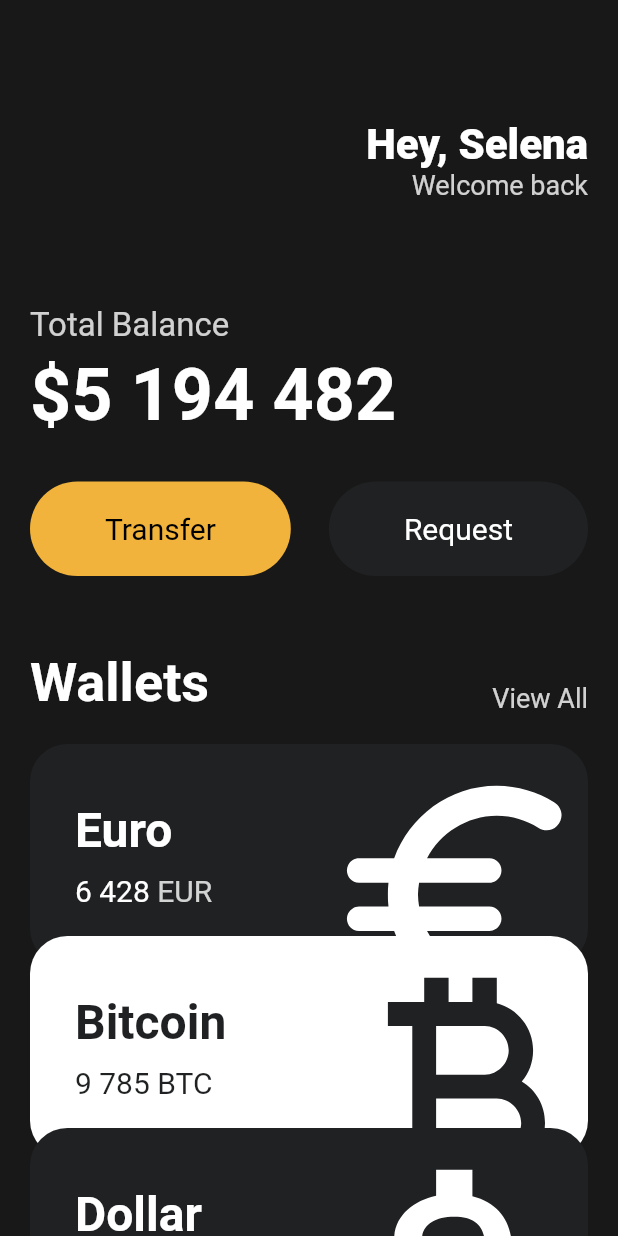
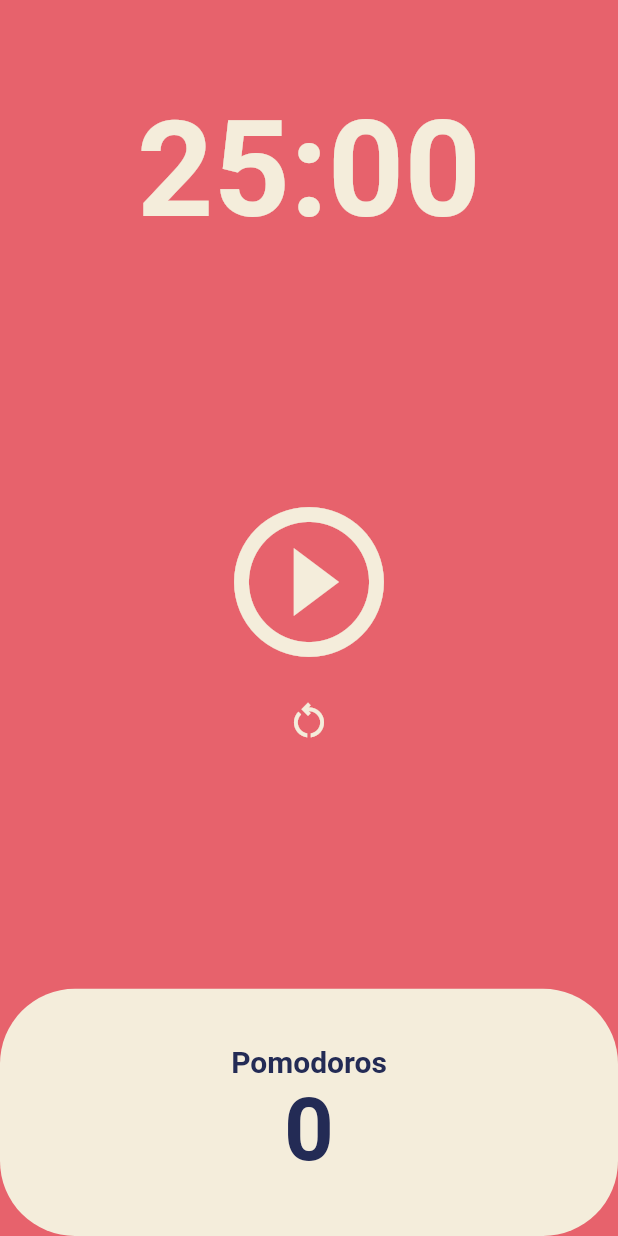
Before and after one commit to Muzi1998s/Flutter-Study, a Flutter app: the screen it shows after launch, on a phone screen of 412 x 824 dp. Run offline on Flutter 3.47's test engine with Material 2 defaults, Android fonts, the phone set to English and light mode, and no system bars.

Commit message:
Pomodoro App

```diff
--- a/toonflix/lib/main.dart
+++ b/toonflix/lib/main.dart
@@ -1,6 +1,5 @@
 import 'package:flutter/material.dart';
-import 'package:toonflix/widgets/button.dart';
-import 'package:toonflix/widgets/currency_card.dart';
+import 'package:toonflix/screens/home_screen.dart';
 
 void main() {
   runApp(const MyApp());
@@ -12,137 +11,18 @@ class MyApp extends StatelessWidget {
   @override
   Widget build(BuildContext context) {
     return MaterialApp(
-      home: Scaffold(
-        backgroundColor: const Color(0xFF181818),
-        body: SingleChildScrollView(
-          child: Padding(
-            padding: const EdgeInsets.symmetric(horizontal: 20),
-            child: Column(
-              crossAxisAlignment: CrossAxisAlignment.start,
-              children: [
-                const SizedBox(
-                  height: 80,
-                ),
-                Row(
-                  mainAxisAlignment: MainAxisAlignment.end,
-                  children: [
-                    Column(
-                      crossAxisAlignment: CrossAxisAlignment.end,
-                      children: [
-                        const Text(
-                          'Hey, Selena',
-                          style: TextStyle(
-                            color: Colors.white,
-                            fontSize: 28,
-                            fontWeight: FontWeight.w800,
-                          ),
-                        ),
-                        Text(
-                          'Welcome back',
-                          style: TextStyle(
-                            color: Colors.white.withOpacity(0.8),
-                            fontSize: 18,
-                          ),
-                        ),
-                      ],
-                    )
-                  ],
-                ),
-                const SizedBox(
-                  height: 70,
-                ),
-                Text(
-                  'Total Balance',
-                  style: TextStyle(
-                    fontSize: 22,
-                    color: Colors.white.withOpacity(0.8),
-                  ),
-                ),
-                const SizedBox(
-                  height: 5,
-                ),
-                const Text(
-                  '\$5 194 482',
-                  style: TextStyle(
-                    fontSize: 48,
-                    fontWeight: FontWeight.w600,
-                    color: Colors.white,
-                  ),
-                ),
-                const SizedBox(
-                  height: 30,
-                ),
-                const Row(
-                  mainAxisAlignment: MainAxisAlignment.spaceBetween,
-                  children: [
-                    Button(
-                      text: 'Transfer',
-                      bgColor: Color(0xFFF1B33B),
-                      textcolor: Colors.black,
-                    ),
-                    Button(
-                      text: 'Request',
-                      bgColor: Color(0xFF1F2123),
-                      textcolor: Colors.white,
-                    ),
-                  ],
-                ),
-                const SizedBox(
-                  height: 50,
-                ),
-                Row(
-                  crossAxisAlignment: CrossAxisAlignment.end,
-                  mainAxisAlignment: MainAxisAlignment.spaceBetween,
-                  children: [
-                    const Text(
-                      'Wallets',
-                      style: TextStyle(
-                        color: Colors.white,
-                        fontSize: 36,
-                        fontWeight: FontWeight.w600,
-                      ),
-                    ),
-                    Text(
-                      'View All',
-                      style: TextStyle(
-                        color: Colors.white.withOpacity(0.8),
-                        fontSize: 18,
-                      ),
-                    ),
-                  ],
-                ),
-                const SizedBox(
-                  height: 20,
-                ),
-                const CurrencyCard(
-                  name: 'Euro',
-                  code: 'EUR',
-                  amount: '6 428',
-                  icon: Icons.euro_rounded,
-                  isInverted: false,
-                  order: 1,
-                ),
-                const CurrencyCard(
-                  name: 'Bitcoin',
-                  code: 'BTC',
-                  amount: '9 785',
-                  icon: Icons.currency_bitcoin,
-                  isInverted: true,
-                  order: 2,
-                ),
-                const CurrencyCard(
-                  name: 'Dollar',
-                  code: 'USD',
-                  amount: '428',
-                  icon: Icons.attach_money_outlined,
-                  isInverted: false,
-                  order: 3,
-                ),
-              ],
-            ),
+      theme: ThemeData(
+        colorScheme: ColorScheme.fromSwatch(
+          backgroundColor: const Color(0xFFE7626C),
+        ),
+        textTheme: const TextTheme(
+          displayLarge: TextStyle(
+            color: Color(0xFF232B55),
           ),
         ),
+        cardColor: const Color(0xFFF4EDDB),
       ),
+      home: const HomeScreen(),
     );
   }
 }
--- /dev/null
+++ b/toonflix/lib/screens/home_screen.dart
@@ -0,0 +1,155 @@
+import 'dart:async';
+
+import 'package:flutter/material.dart';
+
+class HomeScreen extends StatefulWidget {
+  const HomeScreen({super.key});
+
+  @override
+  State<HomeScreen> createState() => _HomeScreenState();
+}
+
+class _HomeScreenState extends State<HomeScreen> {
+  static const twentyFiveMinutes = 1500;
+  int totalSeconds = twentyFiveMinutes;
+  late Timer timer;
+  bool isRunning = false;
+  int totalPomodoros = 0;
+
+  void onTick(Timer timer) {
+    if (totalSeconds == 0) {
+      //시간초 다 지나면 초기화
+      setState(() {
+        totalPomodoros = totalPomodoros + 1;
+        isRunning = false;
+        totalSeconds = twentyFiveMinutes;
+      });
+      timer.cancel();
+    } else {
+      setState(() {
+        totalSeconds = totalSeconds - 1; //1초마다 시간감
+      });
+    }
+  }
+
+  void restart() {
+    timer.cancel();
+    setState(() {
+      isRunning = false;
+      totalSeconds = twentyFiveMinutes;
+    });
+  }
+
+  void onStartPressed() {
+    timer = Timer.periodic(
+      const Duration(seconds: 1), //1초씩 onTick톡 불러오기
+      onTick,
+    );
+    setState(() {
+      isRunning = true;
+    });
+  }
+
+  void onPausePressed() {
+    timer.cancel();
+    setState(() {
+      isRunning = false;
+    });
+  }
+
+  String format(int seconds) {
+    var duration = Duration(seconds: seconds);
+    return duration
+        .toString()
+        .split(".")
+        .first
+        .substring(2, 7); //문자열 2개로 나누고 앞에꺼 가져와서 스트링 앞에 또 짜르기
+  }
+
+  @override
+  Widget build(BuildContext context) {
+    return Scaffold(
+      backgroundColor: Theme.of(context).colorScheme.background,
+      body: Column(
+        children: [
+          Flexible(
+            flex: 1,
+            child: Container(
+              alignment: Alignment.bottomCenter,
+              child: Text(
+                format(totalSeconds),
+                style: TextStyle(
+                  color: Theme.of(context).cardColor,
+                  fontSize: 89,
+                  fontWeight: FontWeight.w600,
+                ),
+              ),
+            ),
+          ),
+          Flexible(
+            flex: 3,
+            child: Center(
+              child: Column(
+                mainAxisAlignment: MainAxisAlignment.center,
+                children: [
+                  IconButton(
+                    iconSize: 120,
+                    color: Theme.of(context).cardColor,
+                    onPressed: isRunning ? onPausePressed : onStartPressed,
+                    icon: Icon(isRunning
+                        ? Icons.pause_circle_outline
+                        : Icons.play_circle_outline),
+                  ),
+                  IconButton(
+                    iconSize: 30,
+                    color: Theme.of(context).cardColor,
+                    onPressed: restart,
+                    icon: const Icon(Icons.restart_alt_outlined),
+                  ),
+                ],
+              ),
+            ),
+          ),
+          Flexible(
+            flex: 1,
+            child: Row(
+              children: [
+                Expanded(
+                  child: Container(
+                    decoration: BoxDecoration(
+                      color: Theme.of(context).cardColor,
+                      borderRadius: BorderRadius.circular(50),
+                    ),
+                    child: Column(
+                      mainAxisAlignment: MainAxisAlignment.center,
+                      children: [
+                        Text(
+                          'Pomodoros',
+                          style: TextStyle(
+                            fontSize: 20,
+                            fontWeight: FontWeight.w600,
+                            color:
+                                Theme.of(context).textTheme.displayLarge!.color,
+                          ),
+                        ),
+                        Text(
+                          '$totalPomodoros',
+                          style: TextStyle(
+                            fontSize: 58,
+                            fontWeight: FontWeight.w600,
+                            color:
+                                Theme.of(context).textTheme.displayLarge!.color,
+                          ),
+                        ),
+                      ],
+                    ),
+                  ),
+                ),
+              ],
+            ),
+          ),
+        ],
+      ),
+    );
+  }
+}
```
